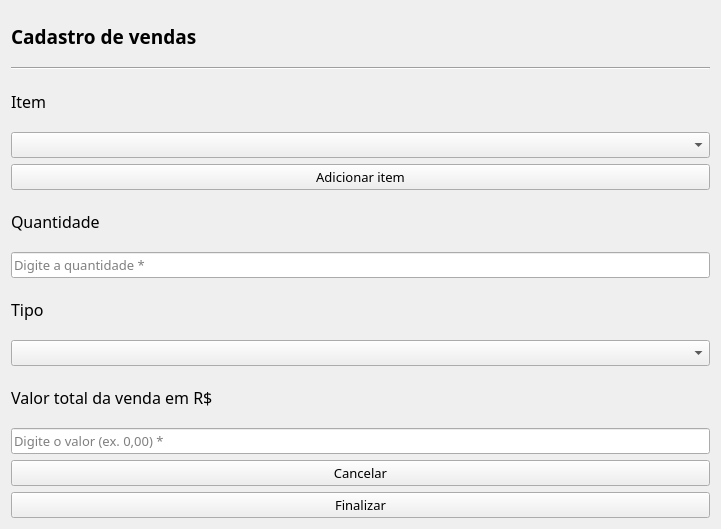
imora97/Sistema-para-doceria, file view/cadastrovendas.ui: the form before one commit.
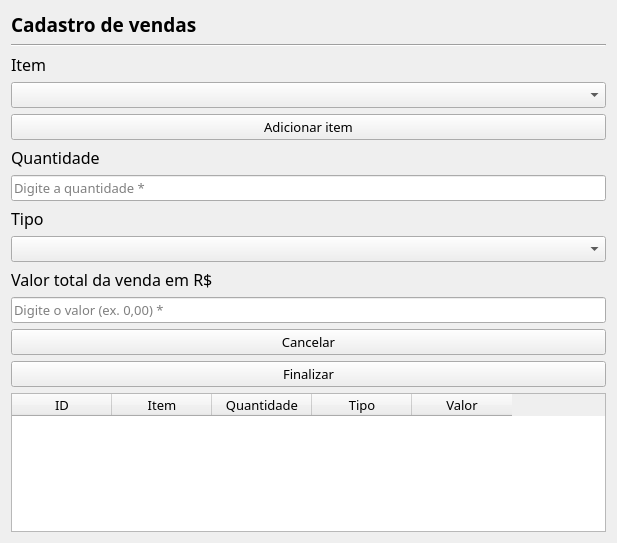
The form after the commit.

```diff
--- a/view/cadastrovendas.ui
+++ b/view/cadastrovendas.ui
@@ -6,8 +6,8 @@
    <rect>
     <x>0</x>
     <y>0</y>
-    <width>721</width>
-    <height>529</height>
+    <width>617</width>
+    <height>543</height>
    </rect>
   </property>
   <property name="windowTitle">
@@ -211,6 +211,65 @@
      </property>
     </widget>
    </item>
+   <item>
+    <widget class="QTableWidget" name="tabela">
+     <column>
+      <property name="text">
+       <string>ID</string>
+      </property>
+      <property name="font">
+       <font>
+        <family>Segoe Print</family>
+        <pointsize>10</pointsize>
+       </font>
+      </property>
+     </column>
+     <column>
+      <property name="text">
+       <string>Item</string>
+      </property>
+      <property name="font">
+       <font>
+        <family>Segoe Print</family>
+        <pointsize>10</pointsize>
+       </font>
+      </property>
+     </column>
+     <column>
+      <property name="text">
+       <string>Quantidade</string>
+      </property>
+      <property name="font">
+       <font>
+        <family>Segoe Print</family>
+        <pointsize>10</pointsize>
+       </font>
+      </property>
+     </column>
+     <column>
+      <property name="text">
+       <string>Tipo</string>
+      </property>
+      <property name="font">
+       <font>
+        <family>Segoe Print</family>
+        <pointsize>10</pointsize>
+       </font>
+      </property>
+     </column>
+     <column>
+      <property name="text">
+       <string>Valor</string>
+      </property>
+      <property name="font">
+       <font>
+        <family>Segoe Print</family>
+        <pointsize>10</pointsize>
+       </font>
+      </property>
+     </column>
+    </widget>
+   </item>
   </layout>
  </widget>
  <resources/>
```
